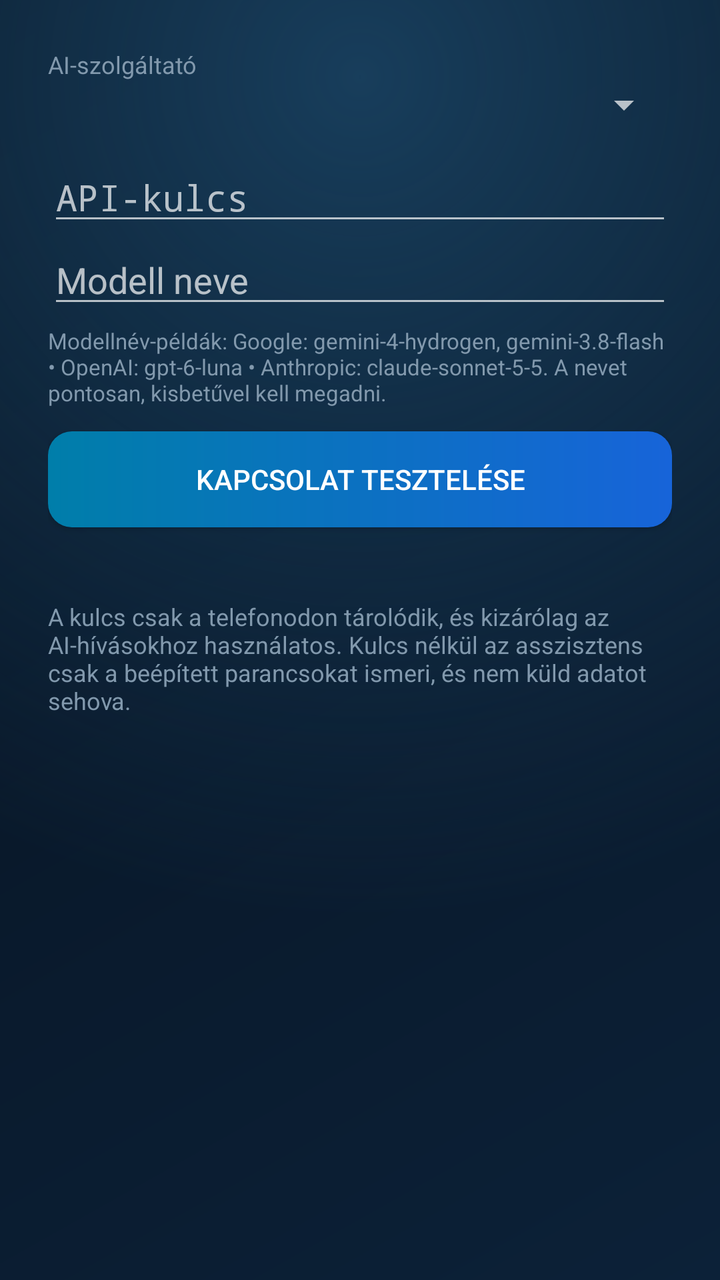
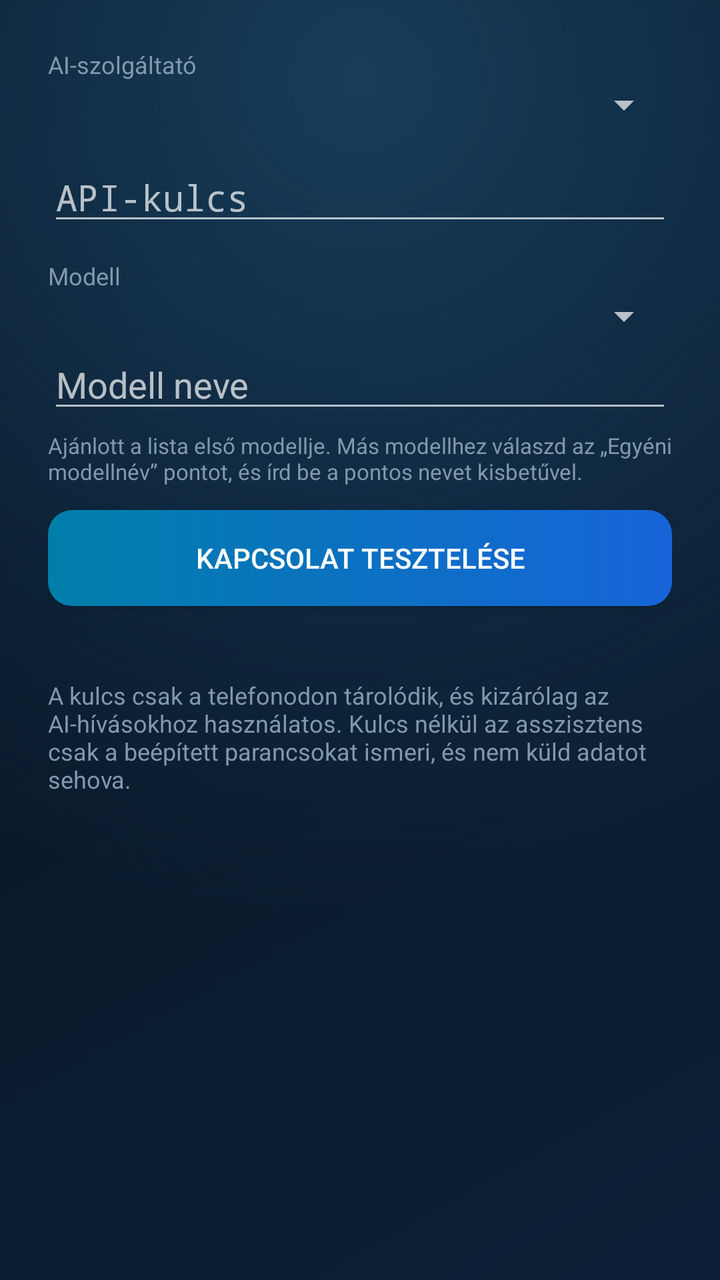

Screens rendered from an Android XML layout before and after an edit, with the pre-edit source and the edit as a unified diff.
<!-- AndroidManifest.xml: application theme AppTheme -->
<!-- res/layout/dialog_ai_settings.xml -->
<?xml version="1.0" encoding="utf-8"?>
<LinearLayout xmlns:android="http://schemas.android.com/apk/res/android"
    android:layout_width="match_parent"
    android:layout_height="wrap_content"
    android:orientation="vertical"
    android:padding="24dp">

    <TextView
        android:layout_width="wrap_content"
        android:layout_height="wrap_content"
        android:text="@string/ai_settings_provider"
        android:textColor="@color/text_muted"
        android:textSize="12sp" />

    <Spinner
        android:id="@+id/ai_provider"
        android:layout_width="match_parent"
        android:layout_height="wrap_content"
        android:layout_marginBottom="12dp" />

    <EditText
        android:id="@+id/ai_key"
        android:layout_width="match_parent"
        android:layout_height="wrap_content"
        android:hint="@string/ai_key_hint"
        android:importantForAutofill="no"
        android:inputType="textPassword" />

    <EditText
        android:id="@+id/ai_model"
        android:layout_width="match_parent"
        android:layout_height="wrap_content"
        android:hint="@string/ai_model_hint"
        android:importantForAutofill="no"
        android:inputType="text" />

    <TextView
        android:layout_width="match_parent"
        android:layout_height="wrap_content"
        android:layout_marginTop="4dp"
        android:text="@string/ai_model_help"
        android:textColor="@color/text_muted"
        android:textSize="11sp" />

    <Button
        android:id="@+id/ai_test_button"
        android:layout_width="match_parent"
        android:layout_height="wrap_content"
        android:layout_marginTop="12dp"
        android:background="@drawable/btn_send"
        android:text="@string/ai_test_button"
        android:textColor="@android:color/white" />

    <TextView
        android:id="@+id/ai_test_status"
        android:layout_width="match_parent"
        android:layout_height="wrap_content"
        android:layout_marginTop="8dp"
        android:textColor="@color/cyan"
        android:textSize="12sp" />

    <TextView
        android:layout_width="match_parent"
        android:layout_height="wrap_content"
        android:layout_marginTop="12dp"
        android:text="@string/ai_key_note"
        android:textColor="@color/text_muted"
        android:textSize="12sp" />
</LinearLayout>
<!-- resources referenced by this layout -->
<resources>
  <color name="cyan">#00E5FF</color>
  <color name="text_muted">#8299AD</color>
  <!-- drawable btn_send (drawable) -->
  <?xml version="1.0" encoding="utf-8"?>
  <shape xmlns:android="http://schemas.android.com/apk/res/android"
      android:shape="rectangle">
      <gradient
          android:angle="0"
          android:startColor="#007EAA"
          android:endColor="#1764D9"
          android:type="linear" />
      <corners android:radius="12dp" />
  </shape>
  <string name="ai_key_hint">API-kulcs</string>
  <string name="ai_key_note">A kulcs csak a telefonodon tárolódik, és kizárólag az AI-hívásokhoz használatos. Kulcs nélkül az asszisztens csak a beépített parancsokat ismeri, és nem küld adatot sehova.</string>
  <string name="ai_model_help">Modellnév-példák: Google: gemini-4-hydrogen, gemini-3.8-flash • OpenAI: gpt-6-luna • Anthropic: claude-sonnet-5-5. A nevet pontosan, kisbetűvel kell megadni.</string>
  <string name="ai_model_hint">Modell neve</string>
  <string name="ai_settings_provider">AI-szolgáltató</string>
  <string name="ai_test_button">Kapcsolat tesztelése</string>
  <style name="AppTheme" parent="@android:style/Theme.Material.NoActionBar">
          <item name="android:colorPrimary">@color/blue_action</item>
          <item name="android:colorPrimaryDark">@color/bg_dark</item>
          <item name="android:colorAccent">@color/cyan</item>
          <item name="android:statusBarColor">@color/bg_dark</item>
          <item name="android:navigationBarColor">@color/bg_dark</item>
          <item name="android:windowBackground">@drawable/app_background</item>
      </style>
  <color name="blue_action">#1764D9</color>
  <color name="bg_dark">#050B14</color>
  <!-- drawable app_background (drawable) -->
  <?xml version="1.0" encoding="utf-8"?>
  <layer-list xmlns:android="http://schemas.android.com/apk/res/android">
      <item>
          <shape android:shape="rectangle">
              <gradient
                  android:angle="135"
                  android:startColor="#0C2138"
                  android:endColor="#06111E"
                  android:type="linear" />
          </shape>
      </item>
      <item>
          <shape android:shape="rectangle">
              <gradient
                  android:type="radial"
                  android:gradientRadius="420dp"
                  android:centerX="0.5"
                  android:centerY="0.06"
                  android:startColor="#173D5B"
                  android:endColor="#00173D5B" />
          </shape>
      </item>
  </layer-list>
</resources>

<!-- the commit's change to res/layout/dialog_ai_settings.xml (unified diff, before → after) -->
@@ -25,6 +25,19 @@
         android:hint="@string/ai_key_hint"
         android:importantForAutofill="no"
         android:inputType="textPassword" />
+
+    <TextView
+        android:layout_width="wrap_content"
+        android:layout_height="wrap_content"
+        android:layout_marginTop="12dp"
+        android:text="@string/ai_settings_model"
+        android:textColor="@color/text_muted"
+        android:textSize="12sp" />
+
+    <Spinner
+        android:id="@+id/ai_model_choice"
+        android:layout_width="match_parent"
+        android:layout_height="wrap_content" />
 
     <EditText
         android:id="@+id/ai_model"
<!-- resource entries referenced after the edit -->
@@ -15,8 +15,9 @@
   </shape>
   <string name="ai_key_hint">API-kulcs</string>
   <string name="ai_key_note">A kulcs csak a telefonodon tárolódik, és kizárólag az AI-hívásokhoz használatos. Kulcs nélkül az asszisztens csak a beépített parancsokat ismeri, és nem küld adatot sehova.</string>
-  <string name="ai_model_help">Modellnév-példák: Google: gemini-4-hydrogen, gemini-3.8-flash • OpenAI: gpt-6-luna • Anthropic: claude-sonnet-5-5. A nevet pontosan, kisbetűvel kell megadni.</string>
+  <string name="ai_model_help">Ajánlott a lista első modellje. Más modellhez válaszd az „Egyéni modellnév” pontot, és írd be a pontos nevet kisbetűvel.</string>
   <string name="ai_model_hint">Modell neve</string>
+  <string name="ai_settings_model">Modell</string>
   <string name="ai_settings_provider">AI-szolgáltató</string>
   <string name="ai_test_button">Kapcsolat tesztelése</string>
   <style name="AppTheme" parent="@android:style/Theme.Material.NoActionBar">
